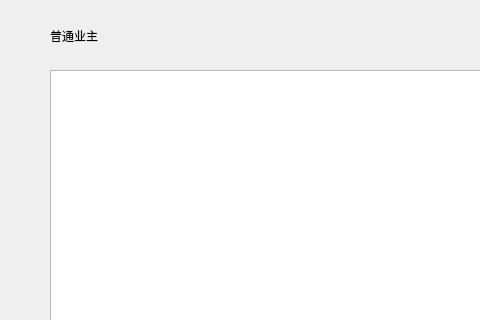
Arsene-W/SQLCD, file wRepresentative.ui: the form before one commit; both pictures show x 0 to 480 and y 0 to 320 of the 1057 by 818 pixel window.
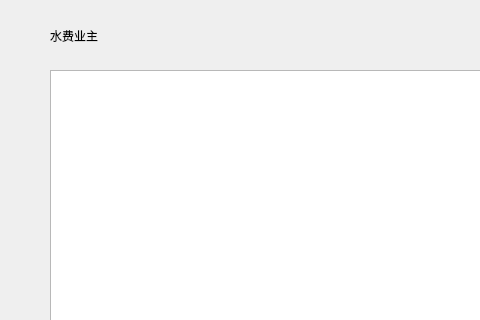
The form after the commit.

Diff of the .ui file:
```diff
--- a/wRepresentative.ui
+++ b/wRepresentative.ui
@@ -30,7 +30,7 @@
      <string notr="true">font: 14pt &quot;黑体&quot;;</string>
     </property>
     <property name="text">
-     <string>普通业主</string>
+     <string>水费业主</string>
     </property>
    </widget>
    <widget class="QTableView" name="tableView">
```
Left out of the diff: 2 changed lines with no effect on the pictures.
